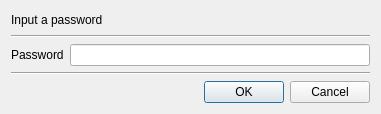
First picture: the form in BerEditor/passwd_dlg.ui, repository jykim74/BerEditor, before the edit.
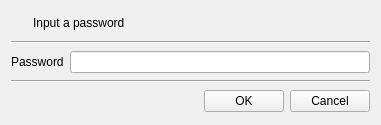
Second picture: the form after the edit. Icons and pictures are not drawn.

```diff
--- a/BerEditor/passwd_dlg.ui
+++ b/BerEditor/passwd_dlg.ui
@@ -7,7 +7,7 @@
     <x>0</x>
     <y>0</y>
     <width>376</width>
-    <height>114</height>
+    <height>125</height>
    </rect>
   </property>
   <property name="windowTitle">
@@ -15,11 +15,44 @@
   </property>
   <layout class="QVBoxLayout" name="verticalLayout">
    <item>
-    <widget class="QLabel" name="mTitleLabel">
-     <property name="text">
-      <string>Input a password</string>
+    <layout class="QGridLayout" name="gridLayout_3">
+     <property name="topMargin">
+      <number>0</number>
      </property>
-    </widget>
+     <item row="0" column="1">
+      <widget class="QLabel" name="mTitleLabel">
+       <property name="text">
+        <string>Input a password</string>
+       </property>
+      </widget>
+     </item>
+     <item row="0" column="0">
+      <widget class="QPushButton" name="pushButton">
+       <property name="minimumSize">
+        <size>
+         <width>16</width>
+         <height>0</height>
+        </size>
+       </property>
+       <property name="maximumSize">
+        <size>
+         <width>16</width>
+         <height>16777215</height>
+        </size>
+       </property>
+       <property name="text">
+        <string/>
+       </property>
+       <property name="icon">
+        <iconset resource="bereditor.qrc">
+         <normaloff>:/images/passwd.png</normaloff>:/images/passwd.png</iconset>
+       </property>
+       <property name="flat">
+        <bool>true</bool>
+       </property>
+      </widget>
+     </item>
+    </layout>
    </item>
    <item>
     <widget class="Line" name="line_2">
```
Left out of the diff: 4 changed lines with no effect on the pictures.
